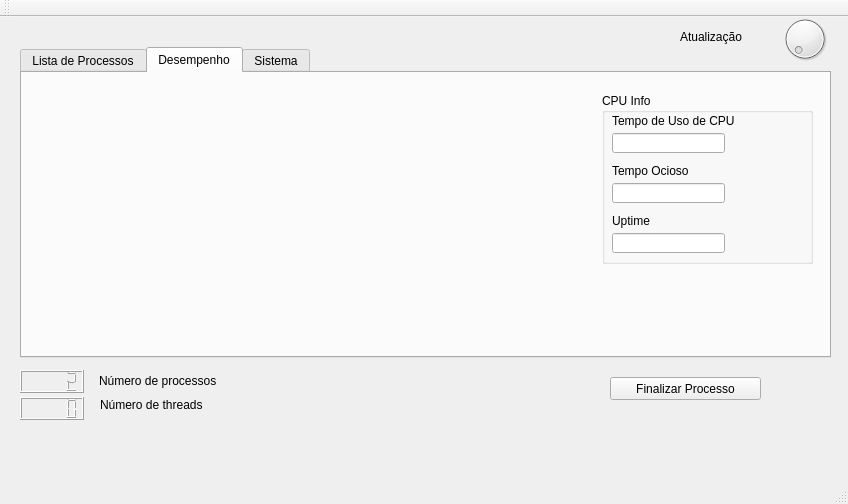
Before: the Qt Designer form mainwindow.ui in rubenbdpaz-zz/SO_Trab4, drawn with Qt 5.
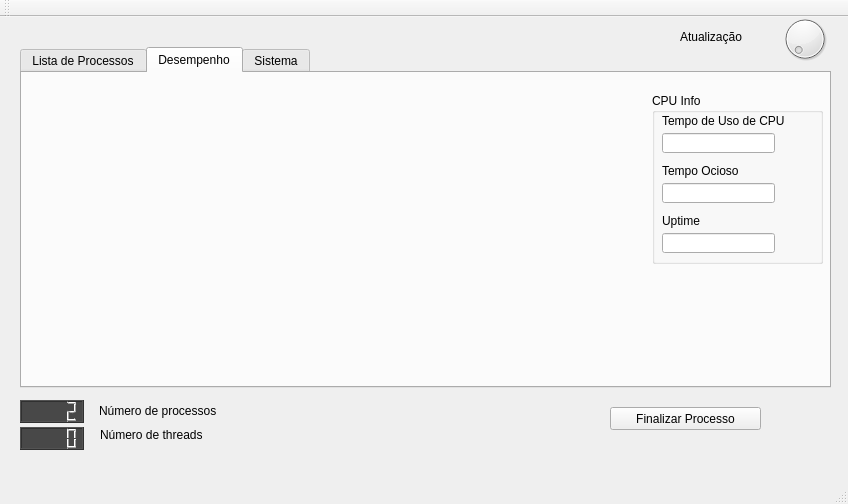
After: the same form once the commit is applied. The open tabs and pages were chosen to show the change. Custom widgets are drawn as their Qt base class.

What changed in the file:
```diff
--- a/mainwindow.ui
+++ b/mainwindow.ui
@@ -20,7 +20,7 @@
       <x>20</x>
       <y>30</y>
       <width>811</width>
-      <height>311</height>
+      <height>341</height>
      </rect>
     </property>
     <property name="currentIndex">
@@ -51,9 +51,9 @@
      <widget class="QGroupBox" name="groupBox_5">
       <property name="geometry">
        <rect>
-        <x>580</x>
+        <x>630</x>
         <y>20</y>
-        <width>211</width>
+        <width>171</width>
         <height>171</height>
        </rect>
       </property>
@@ -135,8 +135,8 @@
        <rect>
         <x>10</x>
         <y>20</y>
-        <width>561</width>
-        <height>231</height>
+        <width>621</width>
+        <height>271</height>
        </rect>
       </property>
       <layout class="QVBoxLayout" name="verticalLayout">
@@ -205,11 +205,15 @@
     <property name="geometry">
      <rect>
       <x>20</x>
-      <y>353</y>
+      <y>383</y>
       <width>64</width>
       <height>23</height>
      </rect>
     </property>
+    <property name="styleSheet">
+     <string notr="true">background-color: #484848;
+</string>
+    </property>
     <property name="intValue" stdset="0">
      <number>2</number>
     </property>
@@ -218,7 +222,7 @@
     <property name="geometry">
      <rect>
       <x>99</x>
-      <y>356</y>
+      <y>386</y>
       <width>151</width>
       <height>16</height>
      </rect>
@@ -231,7 +235,7 @@
     <property name="geometry">
      <rect>
       <x>610</x>
-      <y>360</y>
+      <y>390</y>
       <width>151</width>
       <height>23</height>
      </rect>
@@ -267,17 +271,20 @@
     <property name="geometry">
      <rect>
       <x>20</x>
-      <y>380</y>
+      <y>410</y>
       <width>64</width>
       <height>23</height>
      </rect>
     </property>
+    <property name="styleSheet">
+     <string notr="true">background-color: #484848;</string>
+    </property>
    </widget>
    <widget class="QLabel" name="label_10">
     <property name="geometry">
      <rect>
       <x>100</x>
-      <y>380</y>
+      <y>410</y>
       <width>151</width>
       <height>16</height>
      </rect>
```
Left out of the diff: 2 changed lines with no effect on the pictures.
